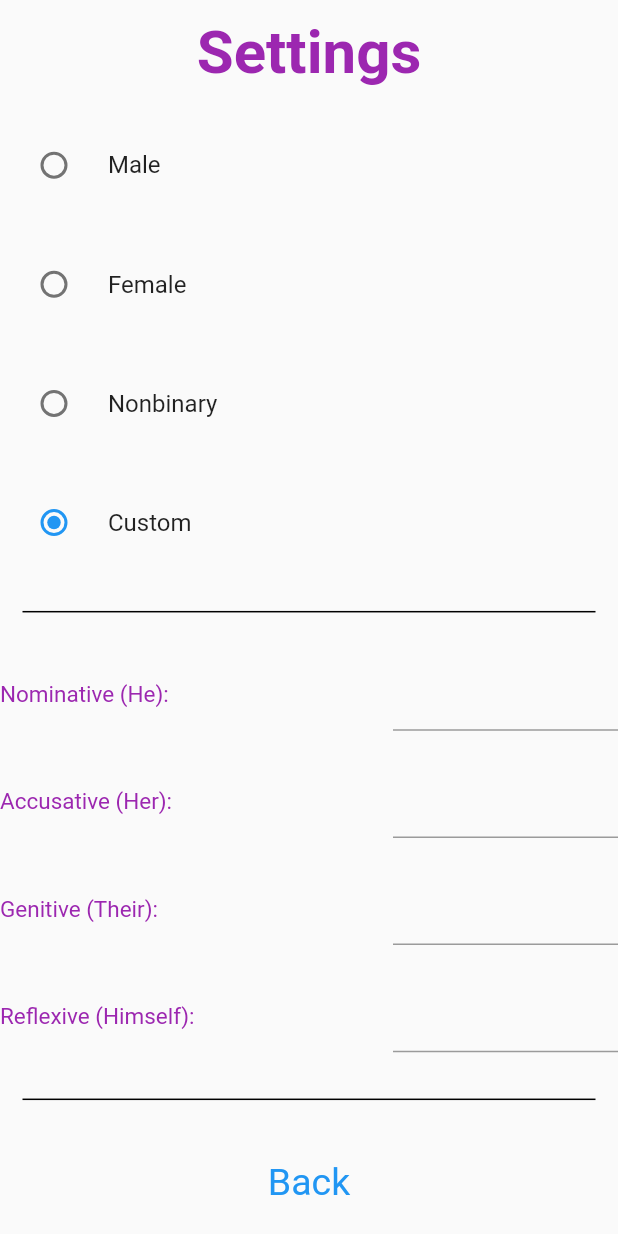
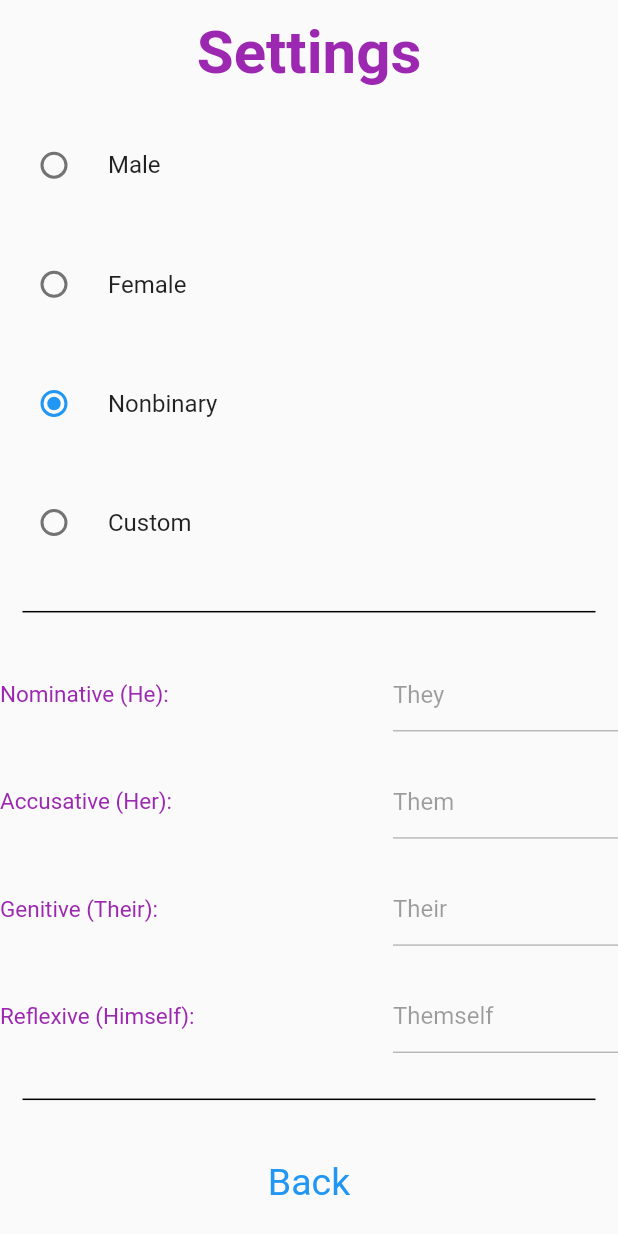
Before and after one commit to SHyguymoll/i_go_by, a Flutter app: the SettingsPage screen opened directly with empty values, after a tap on "Nonbinary", on a phone screen of 412 x 824 dp. Run offline on Flutter 3.47's test engine with Material 2 defaults, Android fonts, the phone set to English and light mode, and no system bars; our stand-ins replace flutter_tts.

Commit message:
removed needless abstraction, code works now

```diff
--- a/lib/settingspage.dart
+++ b/lib/settingspage.dart
@@ -43,29 +43,26 @@ class _SettingsPageState extends State<SettingsPage> {
       firstInit = false;
     }
 
-    void updateDropDown() {
-      if (widget.nom == 'He' &&
-          widget.acc == 'Him' &&
-          widget.gen == 'His' &&
-          widget.ref == 'Himself') {
-        radioPicked = RadioOptions.male;
-      } else if (widget.nom == 'She' &&
-          widget.acc == 'Her' &&
-          widget.gen == 'Her' &&
-          widget.ref == 'Herself') {
-        radioPicked = RadioOptions.female;
-      } else if (widget.nom == 'They' &&
-          widget.acc == 'Them' &&
-          widget.gen == 'Their' &&
-          widget.ref == 'Themself') {
-        radioPicked = RadioOptions.nonbinary;
+    void updateTextFields() {
+      if (nomSettings == 'He' &&
+              accSettings == 'Him' &&
+              genSettings == 'His' &&
+              refSettings == 'Himself' ||
+          nomSettings == 'She' &&
+              accSettings == 'Her' &&
+              genSettings == 'Her' &&
+              refSettings == 'Herself' ||
+          nomSettings == 'They' &&
+              accSettings == 'Them' &&
+              genSettings == 'Their' &&
+              refSettings == 'Themself') {
+        checkEnabled = false;
       } else {
-        radioPicked = RadioOptions.custom;
         checkEnabled = true;
       }
     }
 
-    updateDropDown();
+    updateTextFields();
 
     const Divider myDiv = Divider(
       color: Colors.black,
@@ -73,48 +70,6 @@ class _SettingsPageState extends State<SettingsPage> {
       indent: 15,
       endIndent: 15,
     );
-
-    String? labelDecide(int choice) {
-      switch (choice) {
-        case 0: //Nominative
-          if (radioPicked == RadioOptions.male) {
-            return 'He';
-          } else if (radioPicked == RadioOptions.female) {
-            return 'She';
-          } else if (radioPicked == RadioOptions.nonbinary) {
-            return 'They';
-          }
-          break;
-        case 1: //Accusative
-          if (radioPicked == RadioOptions.male) {
-            return 'Him';
-          } else if (radioPicked == RadioOptions.female) {
-            return 'Her';
-          } else if (radioPicked == RadioOptions.nonbinary) {
-            return 'Them';
-          }
-          break;
-        case 2: //Genitive
-          if (radioPicked == RadioOptions.male) {
-            return 'His';
-          } else if (radioPicked == RadioOptions.female) {
-            return 'Her';
-          } else if (radioPicked == RadioOptions.nonbinary) {
-            return 'Their';
-          }
-          break;
-        case 3: //Reflexive
-          if (radioPicked == RadioOptions.male) {
-            return 'Himself';
-          } else if (radioPicked == RadioOptions.female) {
-            return 'Herself';
-          } else if (radioPicked == RadioOptions.nonbinary) {
-            return 'Themselves';
-          }
-          break;
-      }
-      return null;
-    }
 
     return Scaffold(
       body: Center(
@@ -134,7 +89,10 @@ class _SettingsPageState extends State<SettingsPage> {
                 onChanged: (RadioOptions? value) {
                   setState(() {
                     radioPicked = value;
-                    checkEnabled = false;
+                    nomSettings = 'He';
+                    accSettings = 'Him';
+                    genSettings = 'His';
+                    refSettings = 'Himself';
                   });
                 }),
             RadioListTile<RadioOptions>(
@@ -144,7 +102,10 @@ class _SettingsPageState extends State<SettingsPage> {
                 onChanged: (RadioOptions? value) {
                   setState(() {
                     radioPicked = value;
-                    checkEnabled = false;
+                    nomSettings = 'She';
+                    accSettings = 'Her';
+                    genSettings = 'Her';
+                    refSettings = 'Herself';
                   });
                 }),
             RadioListTile<RadioOptions>(
@@ -154,7 +115,10 @@ class _SettingsPageState extends State<SettingsPage> {
                 onChanged: (RadioOptions? value) {
                   setState(() {
                     radioPicked = value;
-                    checkEnabled = false;
+                    nomSettings = 'They';
+                    accSettings = 'Them';
+                    genSettings = 'Their';
+                    refSettings = 'Themself';
                   });
                 }),
             RadioListTile<RadioOptions>(
@@ -164,7 +128,10 @@ class _SettingsPageState extends State<SettingsPage> {
                 onChanged: (RadioOptions? value) {
                   setState(() {
                     radioPicked = value;
-                    checkEnabled = true;
+                    nomSettings = '';
+                    accSettings = '';
+                    genSettings = '';
+                    refSettings = '';
                   });
                 }),
             myDiv,
@@ -183,7 +150,7 @@ class _SettingsPageState extends State<SettingsPage> {
                   width: 150,
                   child: TextField(
                     enabled: checkEnabled,
-                    controller: TextEditingController(text: labelDecide(0)),
+                    controller: TextEditingController(text: nomSettings),
                     onSubmitted: (value) {
                       nomSettings = value;
                     },
@@ -206,7 +173,7 @@ class _SettingsPageState extends State<SettingsPage> {
                   width: 150,
                   child: TextField(
                     enabled: checkEnabled,
-                    controller: TextEditingController(text: labelDecide(1)),
+                    controller: TextEditingController(text: accSettings),
                     onSubmitted: (value) {
                       accSettings = value;
                     },
@@ -229,7 +196,7 @@ class _SettingsPageState extends State<SettingsPage> {
                   width: 150,
                   child: TextField(
                     enabled: checkEnabled,
-                    controller: TextEditingController(text: labelDecide(2)),
+                    controller: TextEditingController(text: genSettings),
                     onSubmitted: (value) {
                       genSettings = value;
                     },
@@ -252,7 +219,7 @@ class _SettingsPageState extends State<SettingsPage> {
                   width: 150,
                   child: TextField(
                     enabled: checkEnabled,
-                    controller: TextEditingController(text: labelDecide(3)),
+                    controller: TextEditingController(text: refSettings),
                     onSubmitted: (value) {
                       refSettings = value;
                     },
```
Also changed, not shown: lib/main.dart (+43 -54 lines).
